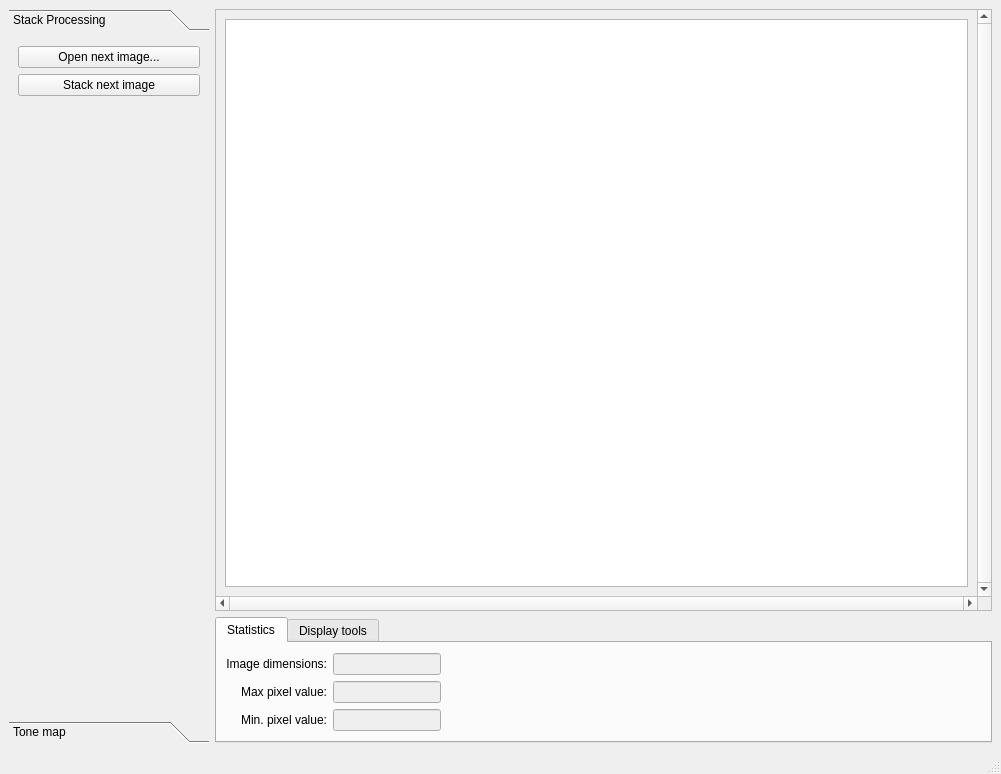
Old version of the form src/astrobench.ui in the repository steveicarus/astrobench.
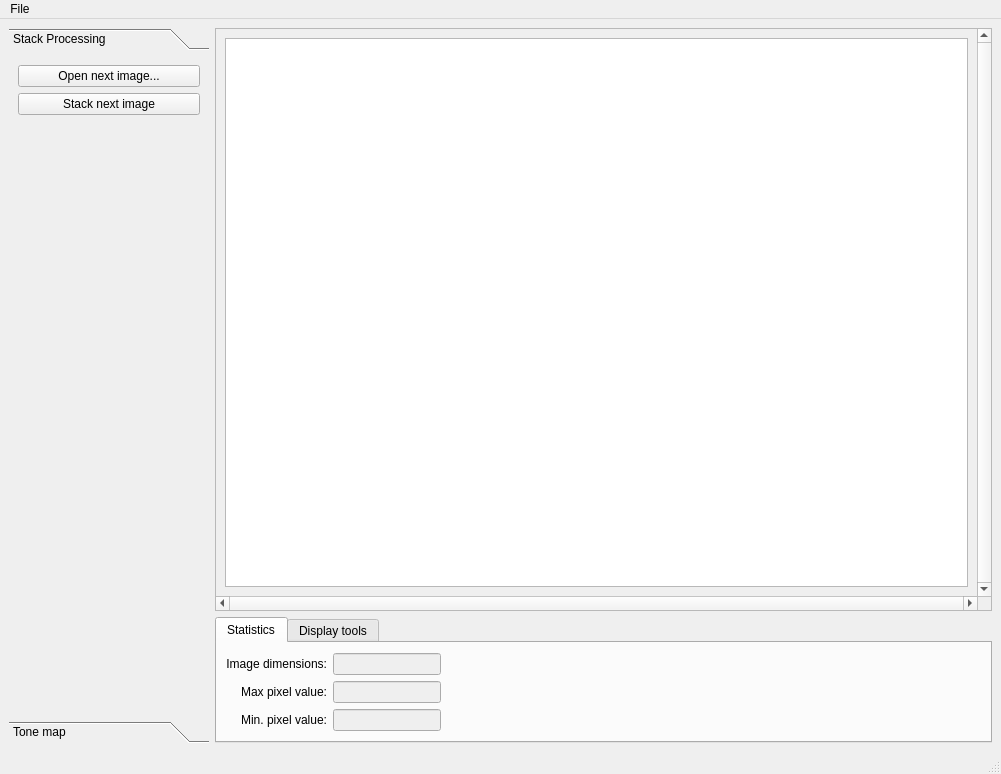
New version of the form.

Patch:
```diff
--- a/src/astrobench.ui
+++ b/src/astrobench.ui
@@ -429,6 +429,13 @@
      <height>22</height>
     </rect>
    </property>
+   <widget class="QMenu" name="menuFile">
+    <property name="title">
+     <string>File</string>
+    </property>
+    <addaction name="actionExport"/>
+   </widget>
+   <addaction name="menuFile"/>
   </widget>
   <widget class="QStatusBar" name="statusbar"/>
  </widget>
```
Left out of the diff: 8 changed lines with no effect on the pictures.
